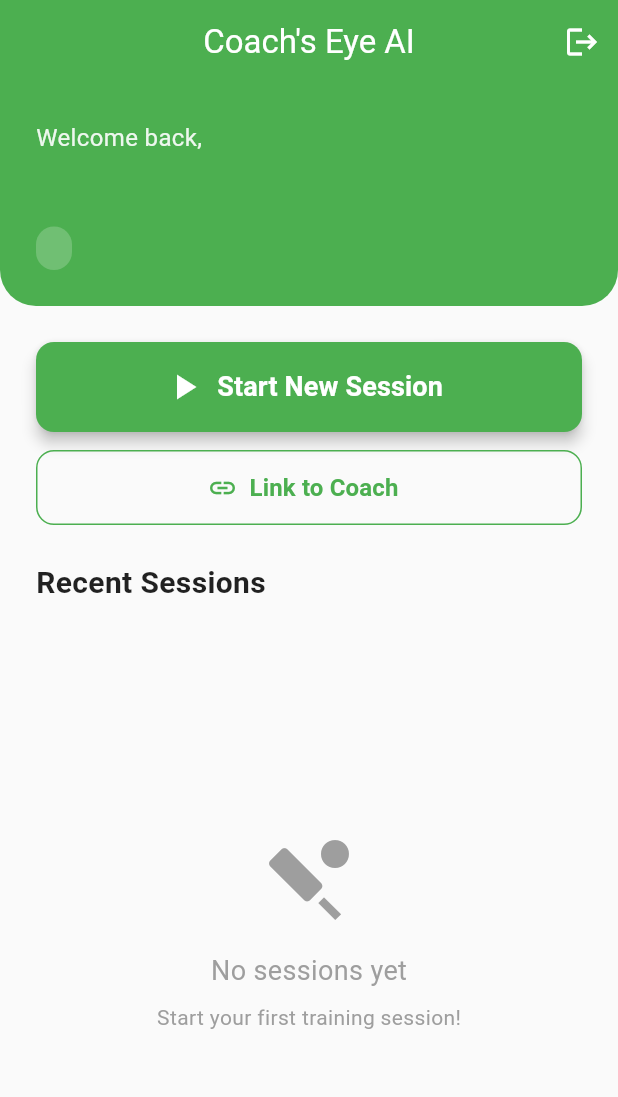
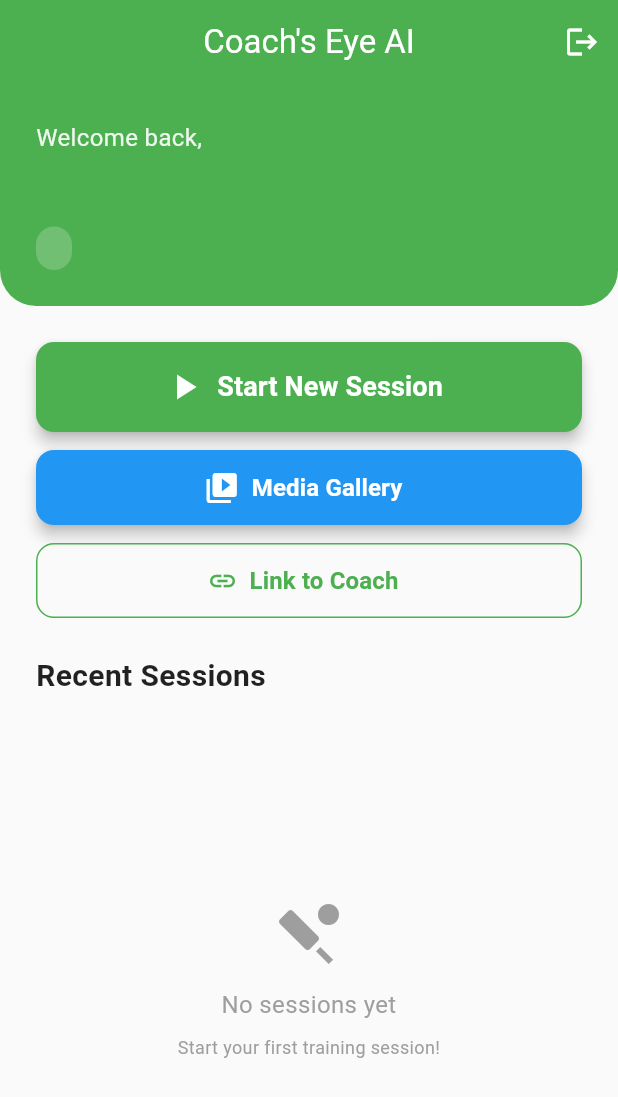
Before and after one commit to FarhanSayed16/Smart-Cricket-Bat, a Flutter app: the screen it shows once a user with an empty profile is signed in, on a phone screen of 412 x 824 dp. Shown: the top 1097 px of the screen. Run offline on Flutter 3.47's test engine with Material 3 defaults, Android fonts, the phone set to English and light mode, and no system bars; our stand-ins replace cloud_firestore, firebase_auth, firebase_core, fl_chart, flutter_riverpod; accounts and stored records are empty.

Commit message:
Add Media Gallery button to Dashboard and improve session loading error handling

```diff
--- a/coaches_eye_ai/lib/src/features/dashboard/dashboard_screen.dart
+++ b/coaches_eye_ai/lib/src/features/dashboard/dashboard_screen.dart
@@ -4,6 +4,7 @@ import 'package:intl/intl.dart';
 import '../../providers/providers.dart';
 import '../../models/session_model.dart';
 import '../session/live_session_screen.dart';
+import '../session/media_gallery_screen.dart';
 
 /// Dashboard screen showing user's session history and options
 class DashboardScreen extends ConsumerWidget {
@@ -132,6 +133,35 @@ class DashboardScreen extends ConsumerWidget {
                       ),
                     ),
                     const SizedBox(height: 12),
+                    // Media Gallery Button
+                    SizedBox(
+                      width: double.infinity,
+                      height: 50,
+                      child: ElevatedButton.icon(
+                        onPressed: () => Navigator.of(context).push(
+                          MaterialPageRoute(
+                            builder: (context) => const MediaGalleryScreen(),
+                          ),
+                        ),
+                        icon: const Icon(Icons.video_library, size: 24),
+                        label: const Text(
+                          'Media Gallery',
+                          style: TextStyle(
+                            fontSize: 16,
+                            fontWeight: FontWeight.bold,
+                          ),
+                        ),
+                        style: ElevatedButton.styleFrom(
+                          backgroundColor: Colors.blue,
+                          foregroundColor: Colors.white,
+                          shape: RoundedRectangleBorder(
+                            borderRadius: BorderRadius.circular(12),
+                          ),
+                          elevation: 4,
+                        ),
+                      ),
+                    ),
+                    const SizedBox(height: 12),
                     // Link to Coach Button
                     SizedBox(
                       width: double.infinity,
@@ -181,31 +211,37 @@ class DashboardScreen extends ConsumerWidget {
                           data: (sessions) {
                             if (sessions.isEmpty) {
                               return const Center(
+                                child: Padding(
+                                  padding: EdgeInsets.all(16.0),
                                   child: Column(
                                     mainAxisAlignment: MainAxisAlignment.center,
+                                    mainAxisSize: MainAxisSize.min,
                                     children: [
                                       Icon(
                                         Icons.sports_cricket,
-                                      size: 64,
+                                        size: 48,
                                         color: Colors.grey,
                                       ),
-                                    SizedBox(height: 16),
+                                      SizedBox(height: 12),
                                       Text(
                                         'No sessions yet',
                                         style: TextStyle(
-                                        fontSize: 18,
+                                          fontSize: 16,
                                           color: Colors.grey,
                                         ),
+                                        textAlign: TextAlign.center,
                                       ),
                                       SizedBox(height: 8),
                                       Text(
                                         'Start your first training session!',
                                         style: TextStyle(
-                                        fontSize: 14,
+                                          fontSize: 12,
                                           color: Colors.grey,
                                         ),
+                                        textAlign: TextAlign.center,
                                       ),
                                     ],
+                                  ),
                                 ),
                               );
                             }
@@ -221,32 +257,41 @@ class DashboardScreen extends ConsumerWidget {
                           loading: () =>
                               const Center(child: CircularProgressIndicator()),
                           error: (error, stack) => Center(
+                            child: Padding(
+                              padding: const EdgeInsets.all(16.0),
                               child: Column(
                                 mainAxisAlignment: MainAxisAlignment.center,
+                                mainAxisSize: MainAxisSize.min,
                                 children: [
                                   const Icon(
                                     Icons.error_outline,
-                                  size: 64,
+                                    size: 48,
                                     color: Colors.red,
                                   ),
-                                const SizedBox(height: 16),
+                                  const SizedBox(height: 12),
                                   Text(
                                     'Error loading sessions',
                                     style: TextStyle(
-                                    fontSize: 18,
+                                      fontSize: 16,
                                       color: Colors.red[700],
                                     ),
+                                    textAlign: TextAlign.center,
                                   ),
                                   const SizedBox(height: 8),
-                                Text(
+                                  Flexible(
+                                    child: Text(
                                       error.toString(),
                                       style: const TextStyle(
-                                    fontSize: 14,
+                                        fontSize: 12,
                                         color: Colors.grey,
                                       ),
                                       textAlign: TextAlign.center,
+                                      maxLines: 3,
+                                      overflow: TextOverflow.ellipsis,
+                                    ),
                                   ),
                                 ],
+                              ),
                             ),
                           ),
                         ),
```
Also changed, not shown: coaches_eye_ai/pubspec.lock. Lines whose indentation alone changed are shown as unchanged.
